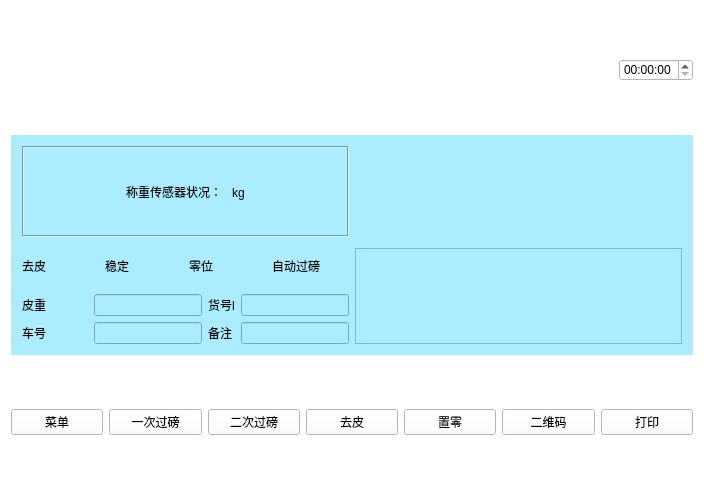
Above: WeighSensor/index.ui from xsw258x2s5w8/WeightSensor before the change. Below: the same form after it.
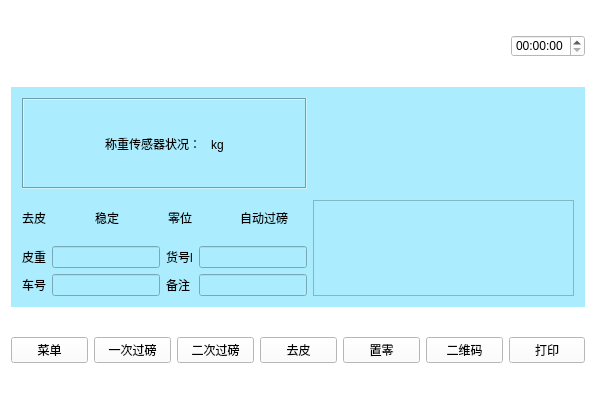
That is the form after the change. Icons and pictures are not drawn. Custom widgets are drawn as their Qt base class.

What changed in the file:
```diff
--- a/WeighSensor/index.ui
+++ b/WeighSensor/index.ui
@@ -6,8 +6,8 @@
    <rect>
     <x>0</x>
     <y>0</y>
-    <width>704</width>
-    <height>496</height>
+    <width>596</width>
+    <height>398</height>
    </rect>
   </property>
   <property name="sizePolicy">
```
